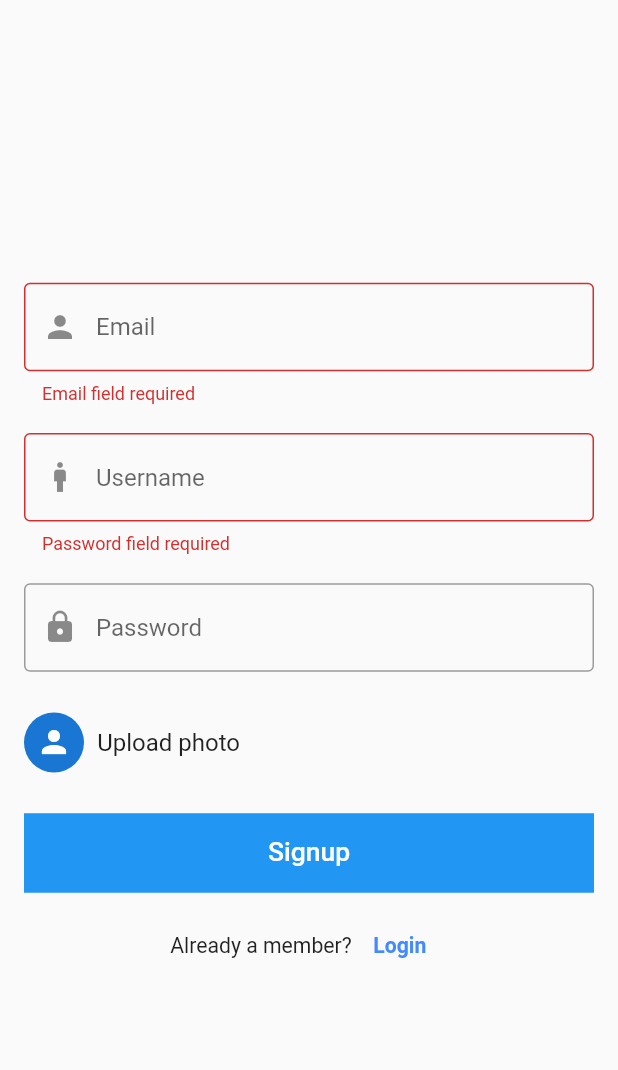
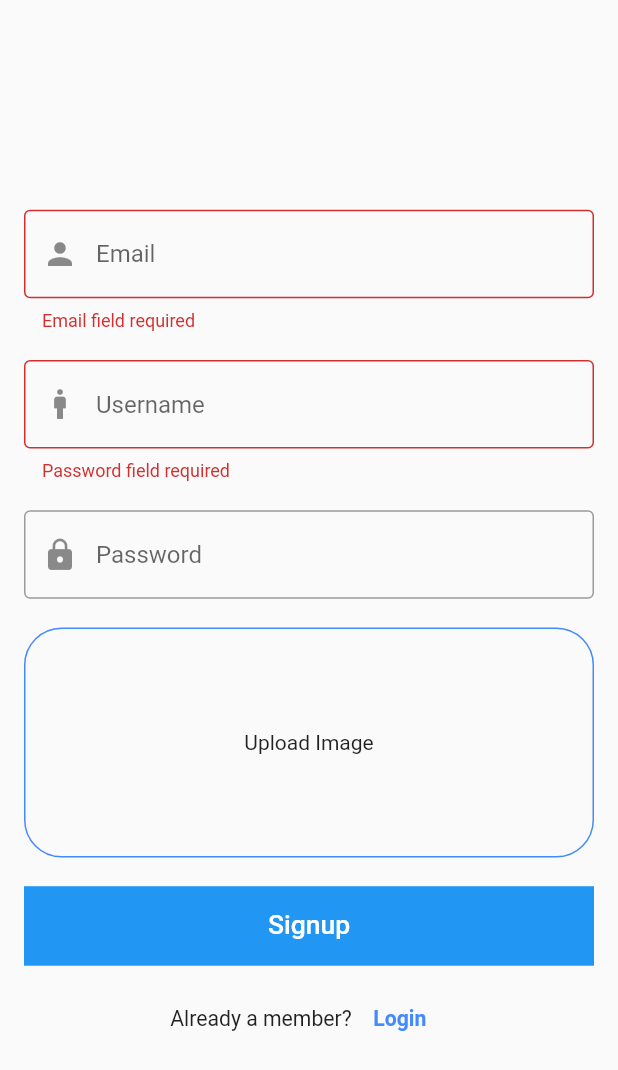
Before and after one commit to rjlama07/Chat-App-Firebase-Flutter, a Flutter app: the screen it shows after launch, after a tap on "Login", after a tap on "Signup", on a phone screen of 412 x 824 dp. Shown: the top 1070 px of the screen. Run offline on Flutter 3.47's test engine with Material 2 defaults, Android fonts, the phone set to English and light mode, and no system bars; our stand-ins replace cached_network_image, cloud_firestore, dartz, firebase_auth, firebase_core, firebase_messaging and 6 more; missing offline and left inert: flutter_firebase_chat_core; accounts and stored records are empty.

```diff
--- a/lib/main.dart
+++ b/lib/main.dart
@@ -1,6 +1,4 @@
-import 'package:chatapp/view/signup/signup_page.dart';
 import 'package:chatapp/view/status_page/status_page.dart';
-
 import 'package:firebase_core/firebase_core.dart';
 import 'package:flutter/material.dart';
 import 'package:flutter_riverpod/flutter_riverpod.dart';
@@ -13,7 +11,6 @@ void main() async {
   await Firebase.initializeApp(
     options: DefaultFirebaseOptions.currentPlatform,
   );
-
   runApp(const ProviderScope(child: MyApp()));
 }
 
--- a/lib/view/signup/signup_page.dart
+++ b/lib/view/signup/signup_page.dart
@@ -101,7 +101,7 @@ class SignupPage extends ConsumerWidget {
                 height: 10.h,
               ),
               if (!isLogin)
-                ListTile(
+                InkWell(
                   onTap: () {
                     Get.defaultDialog(
                         title: "Select",
@@ -125,16 +125,18 @@ class SignupPage extends ConsumerWidget {
                               child: const Text("Gallery"))
                         ]);
                   },
-                  horizontalTitleGap: 20.w,
-                  contentPadding: const EdgeInsets.all(0),
-                  leading: CircleAvatar(
-                    child: image != null
-                        ? Image.file(File(image.path))
-                        : const Icon(
-                            Icons.person,
-                          ),
-                  ),
-                  title: const Text("Upload photo"),
+                  child: Container(
+                      height: 80.h,
+                      width: double.maxFinite,
+                      decoration: BoxDecoration(
+                        border: Border.all(color: Colors.blueAccent),
+                        borderRadius: BorderRadius.circular(25),
+                      ),
+                      child: image != null
+                          ? Image.file(File(image.path))
+                          : const Center(
+                              child: Text("Upload Image"),
+                            )),
                 ),
               SizedBox(
                 height: 10.h,
```
